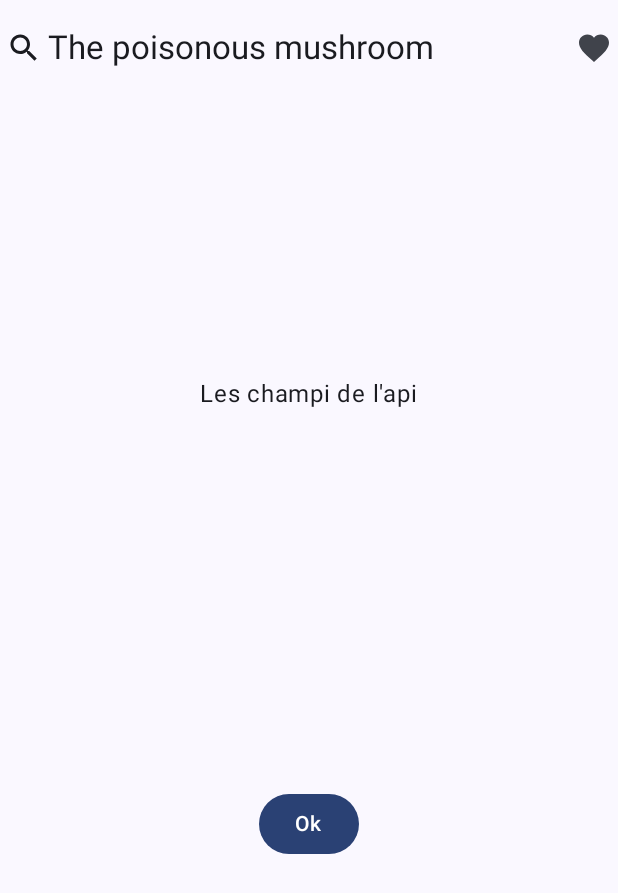
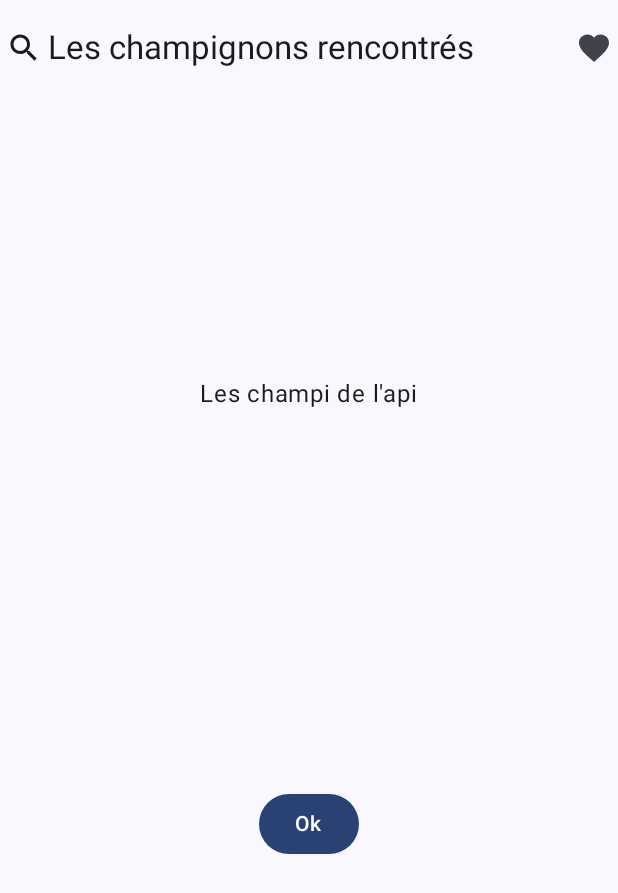
Before and after one commit to Gueyvelian/projet_android_FIA4, an Android app built with Jetpack Compose: the screen it shows after launch (MainActivity), after a tap on "Cueillir", on a phone screen of 412 x 824 dp. Shown: the top 893 px of the screen. Run offline under Robolectric (Android 15) with nearby library versions, the phone set to English and light mode, and no system bars; our stand-ins replace Navigation 3.

Commit message:
Affichage basique ok

```diff
--- a/app/src/main/java/com/example/myapplication/MainActivity.kt
+++ b/app/src/main/java/com/example/myapplication/MainActivity.kt
@@ -60,11 +60,17 @@ class MainActivity : ComponentActivity() {
     fun Main(navController: NavController) {
         MyApplicationTheme{
             val backStack = remember { mutableStateListOf<Any>(ScreenDest()) }
+            val titresDesPages = when (backStack.last()){
+                is ScreenDest -> "Les champignons empoisonés"
+                is ChampignonLikeDest -> "Les champignons likés"
+                is CueillirDest -> "Les champignons rencontrés"
+                else -> {""}
+            }
             Scaffold(
                 topBar = {
                     TopAppBar(
                         title = {
-                            Text("The poisonous mushroom")
+                            Text(titresDesPages)
                         },
                         navigationIcon = { Icon(Icons.Default.Search, contentDescription = null) },
                         actions = { Icon(Icons.Default.Favorite, contentDescription = null) })
@@ -72,7 +78,6 @@ class MainActivity : ComponentActivity() {
                 modifier = Modifier.fillMaxSize()
             ) { innerPadding ->
                 Box(modifier = Modifier.padding(innerPadding))
-                Screen({backStack.add(ChampignonLikeDest())}) { backStack.add(CueillirDest()) }
                 NavDisplay(
                 backStack = backStack,
                 entryProvider = entryProvider {
--- a/app/src/main/java/com/example/myapplication/ui/theme/Cueillir.kt
+++ b/app/src/main/java/com/example/myapplication/ui/theme/Cueillir.kt
@@ -20,23 +20,9 @@ import androidx.compose.material3.TopAppBar
 import androidx.compose.ui.Alignment
 import androidx.compose.ui.Modifier
 
-
 @OptIn(ExperimentalMaterial3Api::class)
 @Composable
 fun Cueillir (onclickOk: () -> Unit){
-    Scaffold(
-        topBar = {
-            TopAppBar(
-                title = {
-                    Text("Cueillir")
-                },
-                navigationIcon = { Icon(Icons.Default.ArrowBack, contentDescription = null) },
-                actions = { Icon(Icons.Default.Favorite, contentDescription = null) })
-        },
-        modifier = Modifier.fillMaxSize()
-    ) { innerPadding ->
-        Box(modifier = Modifier.padding(innerPadding))
-    }
     Column(
         horizontalAlignment = Alignment.CenterHorizontally,
         modifier = Modifier.fillMaxSize(),
```
Also changed, not shown: app/src/main/java/com/example/myapplication/ui/theme/ChampignonLike.kt (+1 -22 lines).
